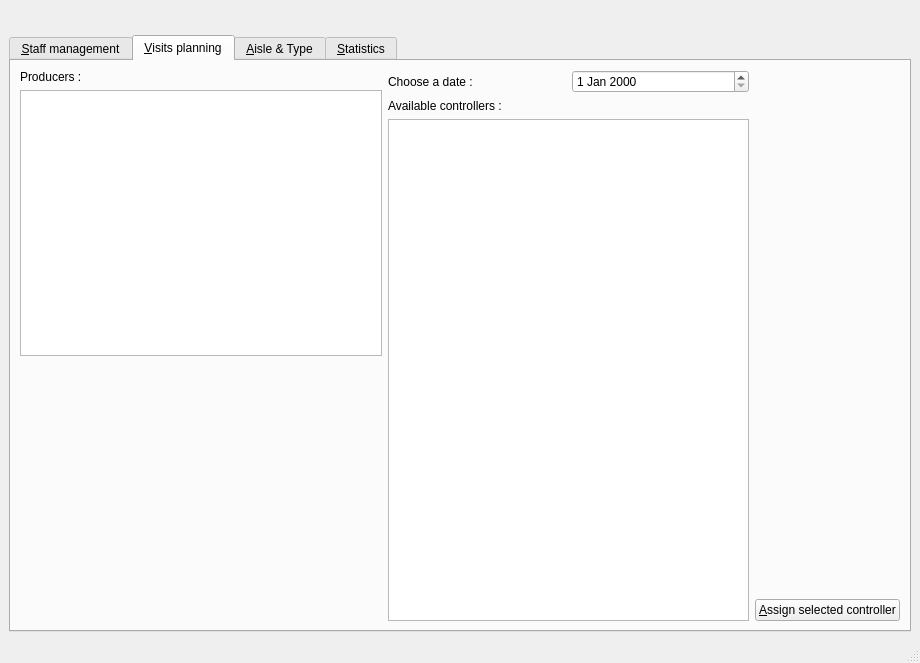
fjoly05/NewWorld, file AppliBureau/appNewWorld/mainwindowgestionnaire.ui: the form before one commit.
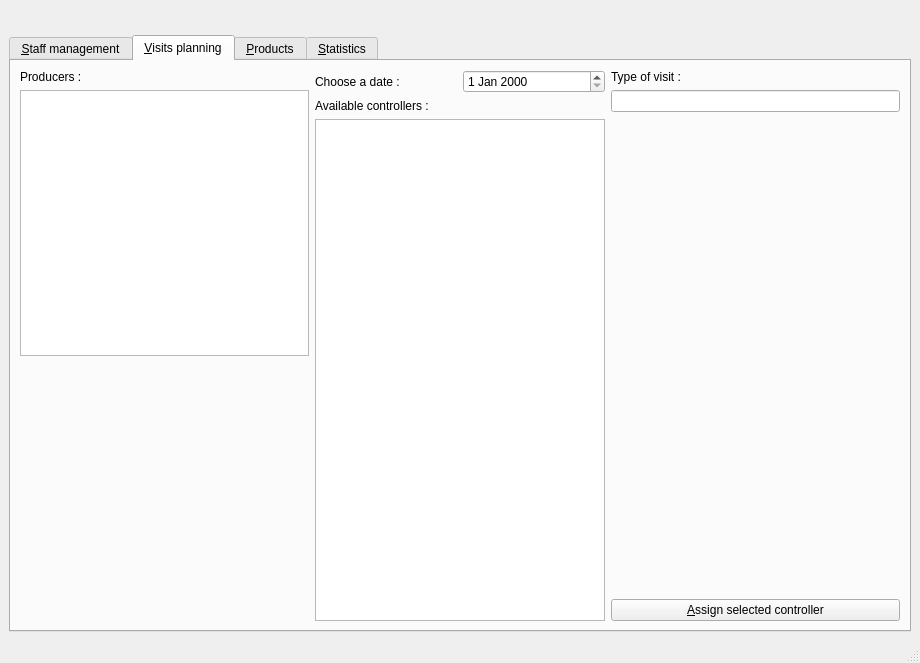
The form after the commit. The open tabs and pages were chosen to show the change.

What changed in the file:
```diff
--- a/AppliBureau/appNewWorld/mainwindowgestionnaire.ui
+++ b/AppliBureau/appNewWorld/mainwindowgestionnaire.ui
@@ -383,6 +383,16 @@
         </item>
         <item>
          <layout class="QVBoxLayout" name="verticalLayout_11">
+          <item>
+           <widget class="QLabel" name="label_4">
+            <property name="text">
+             <string>Type of visit :</string>
+            </property>
+           </widget>
+          </item>
+          <item>
+           <widget class="QLineEdit" name="lineEditTypeVisit"/>
+          </item>
           <item>
            <spacer name="verticalSpacer_3">
             <property name="orientation">
@@ -409,7 +419,7 @@
       </widget>
       <widget class="QWidget" name="tabAjoutRayonProduit">
        <attribute name="title">
-        <string>&amp;Aisle &amp;&amp; Type</string>
+        <string>&amp;Products</string>
        </attribute>
        <layout class="QVBoxLayout" name="verticalLayout_8">
         <item>
```
Left out of the diff: 4 changed lines with no effect on the pictures.
